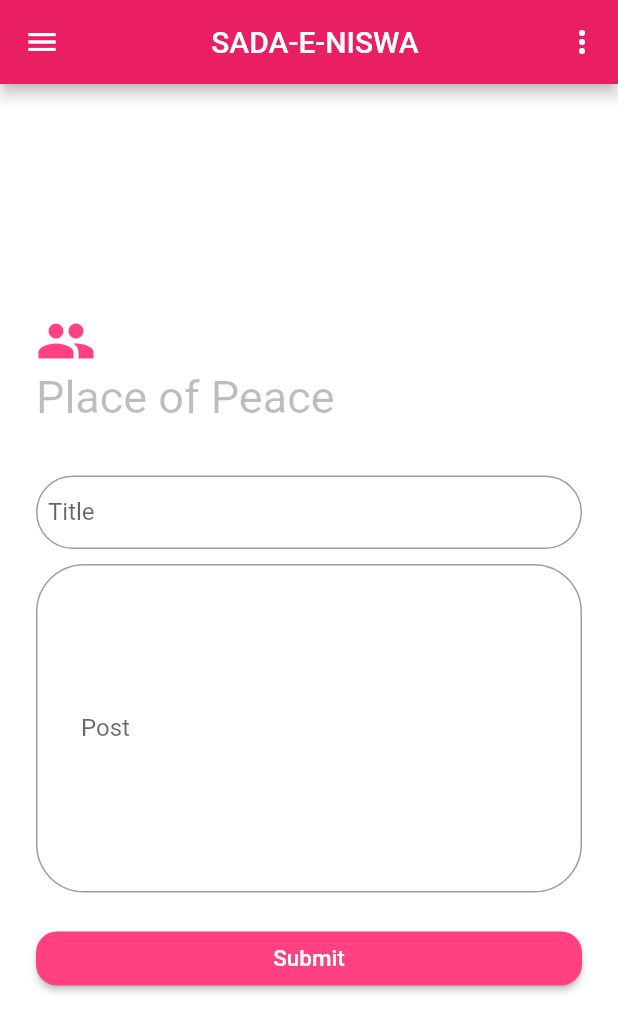
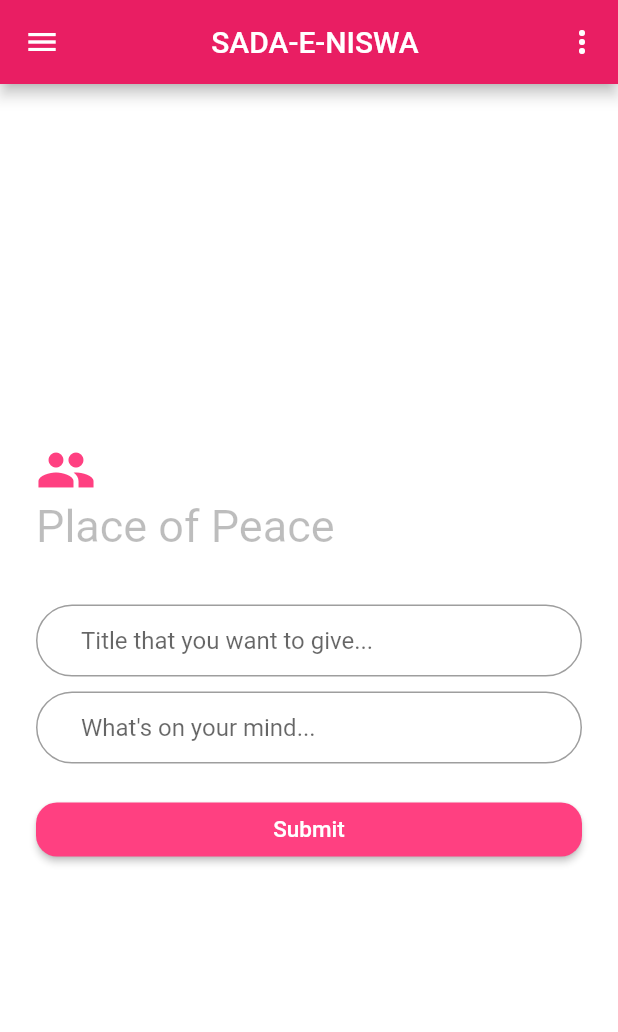
Before and after one commit to Umar-Khan-Yousafzai/sada-e-insan, a Flutter app: the PostPage screen opened directly, on a phone screen of 412 x 824 dp. Shown: the top 1032 px of the screen. Run offline on Flutter 3.47's test engine with Material 2 defaults, Android fonts, the phone set to English and light mode, and no system bars; our stand-ins replace cloud_firestore, firebase_auth, firebase_database, google_sign_in; accounts and stored records are empty; Roboto replaces fonts that are missing (Canvas).

Commit message:
Updated Postpage
Removed Labels
Changed hovering color to pink
LTRB changed for post

```diff
--- a/lib/post_page.dart
+++ b/lib/post_page.dart
@@ -42,7 +42,33 @@ class _PostPageState extends State<PostPage> {
       ),
     );
 
-    final post = TextField(
+    final postTitle =new Theme(
+        data: new ThemeData(
+          primaryColor: Colors.pinkAccent.shade100,
+          primaryColorDark: Colors.pinkAccent.shade100,
+        ),
+        child: TextField(
+          controller: get_postTitle,
+          keyboardType: TextInputType.text,
+          inputFormatters: [
+            LengthLimitingTextInputFormatter(100),
+          ],
+          maxLines: null,
+          autofocus: false,
+          decoration: InputDecoration(
+            // labelText: 'Title',
+            hintText: "Title that you want to give...",
+            contentPadding: EdgeInsets.fromLTRB(30.0, 10.0, 10.0, 10.0),
+            border: OutlineInputBorder(borderRadius: BorderRadius.circular(32.0)),
+          ),
+        )
+    );
+    final post =new Theme(
+      data: new ThemeData(
+        primaryColor: Colors.pinkAccent.shade100,
+        primaryColorDark: Colors.pinkAccent.shade100,
+      ),
+      child: TextField(
       controller: get_post,
       keyboardType: TextInputType.multiline,
       inputFormatters: [
@@ -51,28 +77,14 @@ class _PostPageState extends State<PostPage> {
       maxLines: null,
       autofocus: false,
       decoration: InputDecoration(
-        labelText: 'Post',
+       // labelText: 'Post',
         hintText: "What's on your mind...",
-        contentPadding: EdgeInsets.fromLTRB(30.0, 100.0, 10.0, 100.0),
+        contentPadding: EdgeInsets.fromLTRB(30.0, 10.0, 10.0, 10.0),
         border: OutlineInputBorder(borderRadius: BorderRadius.circular(32.0)),
       ),
+    )
     );
 
-    final postTitle = TextField(
-      controller: get_postTitle,
-      keyboardType: TextInputType.text,
-      inputFormatters: [
-        LengthLimitingTextInputFormatter(100),
-      ],
-      maxLines: null,
-      autofocus: false,
-      decoration: InputDecoration(
-        labelText: 'Title',
-        hintText: "Title that you want to give...",
-        contentPadding: EdgeInsets.fromLTRB(8, 15, 8, 15),
-        border: OutlineInputBorder(borderRadius: BorderRadius.circular(32.0)),
-      ),
-    );
 
     final submit = Padding(
       padding: EdgeInsets.symmetric(vertical: 20.0),
@@ -179,7 +191,7 @@ class _PostPageState extends State<PostPage> {
   Future<void> _add() async {
     Map<String, String> data = <String, String>{
       //"name": authr.googleSignIn.currentUser.toString(),
-      "Title": get_postTitle.toString(),
+      "Title": get_postTitle.text.toString(),
       "post": get_post.text.toString(),
       "timestamp": dateTime.toString(),
     };
```
